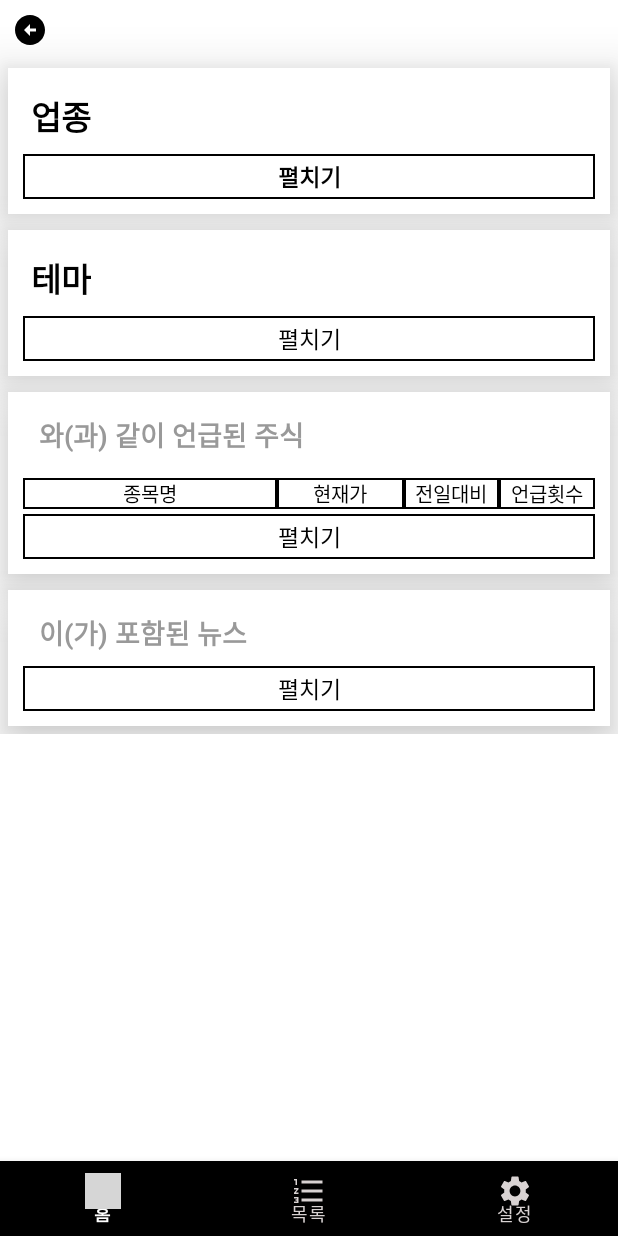
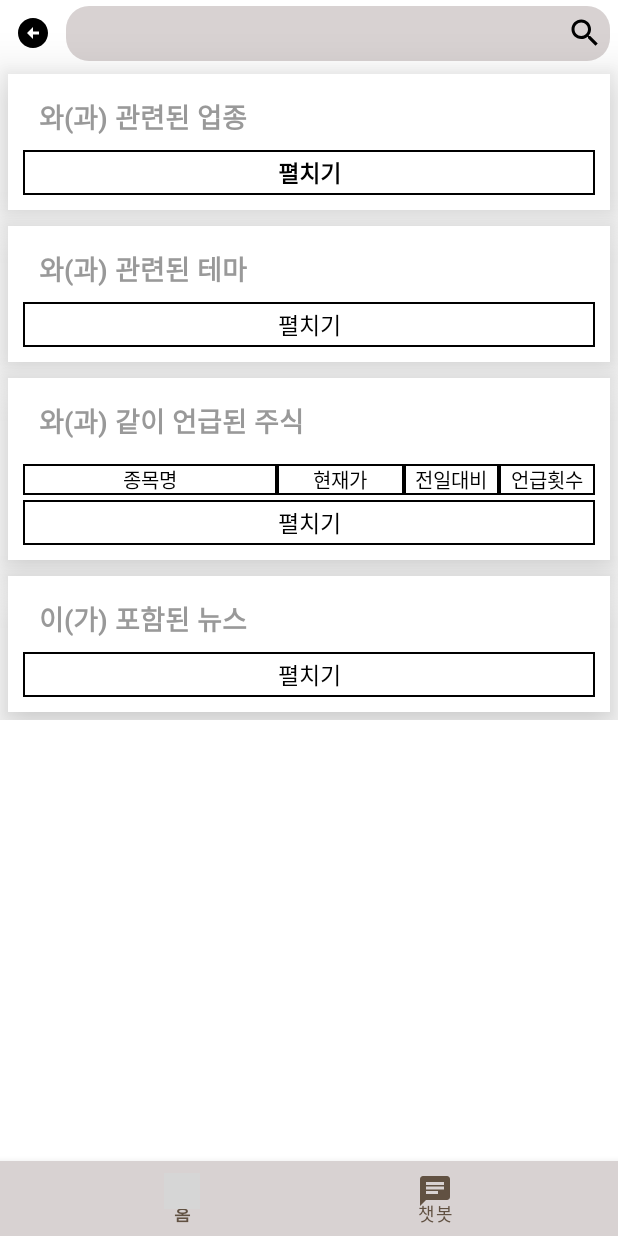
Before and after one commit to kookmin-sw/capstone-2023-27, an Android app: the screen it shows after launch (MainActivity), after a tap on an icon or button, on a phone screen of 412 x 824 dp. Run offline under Robolectric (Android 15) with nearby library versions, the phone set to English and light mode, and no system bars; grey boxes are pictures that could not be loaded.

Commit message:
요구사항 이모저모

```diff
--- a/app/src/main/java/com/example/htss/Activity/MainActivity.kt
+++ b/app/src/main/java/com/example/htss/Activity/MainActivity.kt
@@ -36,11 +36,11 @@ class MainActivity : AppCompatActivity(), NavigationBarView.OnItemSelectedListen
                 replaceFragment(fragment)
                 Log.d("framgent","home")
             }
-            R.id.listFragment -> {
-                val fragment = supportFragmentManager.fragmentFactory.instantiate(classLoader, AllListFragment::class.java.name)
-                replaceFragment(fragment)
-                Log.d("framgent","category")
-            }
+//            R.id.listFragment -> {
+//                val fragment = supportFragmentManager.fragmentFactory.instantiate(classLoader, AllListFragment::class.java.name)
+//                replaceFragment(fragment)
+//                Log.d("framgent","category")
+//            }
             R.id.settingFragment -> {
                 val fragment = supportFragmentManager.fragmentFactory.instantiate(classLoader, SettingFragment::class.java.name)
                 replaceFragment(fragment)
--- a/app/src/main/java/com/example/htss/Fragment/HomeFragment.kt
+++ b/app/src/main/java/com/example/htss/Fragment/HomeFragment.kt
@@ -266,7 +266,7 @@ class HomeFragment : Fragment(), View.OnClickListener {
             }
             R.id.search_btn -> {
                 val bundle = Bundle()
-                bundle.putString("keyword", view.editText.getText().toString())
+                bundle.putString("keyword", view.editText.getText().trim().toString())
                 view.editText.text = null
                 replaceFragment(KeyWordFragment(),bundle)
             }
--- a/app/src/main/java/com/example/htss/Fragment/KeyWordFragment.kt
+++ b/app/src/main/java/com/example/htss/Fragment/KeyWordFragment.kt
@@ -79,9 +79,10 @@ class KeyWordFragment : Fragment(), View.OnClickListener {
 
         KeyWordName = arguments?.getString("keyword").toString()
 
-        view.keywordName.text = KeyWordName
+        view.keywordName1.text = KeyWordName
         view.keywordName2.text = KeyWordName
         view.keywordName3.text = KeyWordName
+        view.keywordName4.text = KeyWordName
 
        KeywordCategoryListAdapter.setItemClickListener(object: HomeAdapter.OnItemClickListener{
            override fun onClick(v: View, position: Int) {
@@ -142,6 +143,7 @@ class KeyWordFragment : Fragment(), View.OnClickListener {
         view.stockOpenBtn.setOnClickListener(this)
         view.newsCloseBtn.setOnClickListener(this)
         view.newsOpenBtn.setOnClickListener(this)
+        view.searchBtn2.setOnClickListener(this)
 
 
         return view.root
@@ -319,6 +321,13 @@ class KeyWordFragment : Fragment(), View.OnClickListener {
 
     override fun onClick(p0: View?) {
         when(p0?.id){
+            R.id.search_btn2 -> {
+                val bundle = Bundle()
+                Log.d("되라","ghdhgh")
+                bundle.putString("keyword", view.keywordEdit.getText().trim().toString())
+                view.keywordEdit.text = null
+                replaceFragment(KeyWordFragment(),bundle)
+            }
             R.id.category_close_btn->{
                 getSectorLikeKeyword(KeyWordName,3)
                 view.categoryOpenBtn.visibility = View.VISIBLE
--- /dev/null
+++ b/app/src/main/res/drawable/ic_baseline_chat_24.xml
@@ -0,0 +1,5 @@
+<vector android:autoMirrored="true" android:height="24dp"
+    android:tint="#000000" android:viewportHeight="24"
+    android:viewportWidth="24" android:width="24dp" xmlns:android="http://schemas.android.com/apk/res/android">
+    <path android:fillColor="@android:color/white" android:pathData="M20,2L4,2c-1.1,0 -1.99,0.9 -1.99,2L2,22l4,-4h14c1.1,0 2,-0.9 2,-2L22,4c0,-1.1 -0.9,-2 -2,-2zM6,9h12v2L6,11L6,9zM14,14L6,14v-2h8v2zM18,8L6,8L6,6h12v2z"/>
+</vector>
--- a/app/src/main/res/drawable/menu_click_color.xml
+++ b/app/src/main/res/drawable/menu_click_color.xml
@@ -2,10 +2,10 @@
 <selector xmlns:android="http://schemas.android.com/apk/res/android">
 
     <item
-        android:color="@color/white"
+        android:color="@color/dark_brown"
         android:state_checked="true"/>
 
     <item
-        android:color="@color/gray"
+        android:color="@color/dark_brown"
         android:state_checked="false"/>
 </selector>
--- a/app/src/main/res/layout/activity_main.xml
+++ b/app/src/main/res/layout/activity_main.xml
@@ -20,11 +20,12 @@
         android:layout_width="match_parent"
         android:layout_height="50dp"
         android:layout_weight="1"
-        app:itemBackground="@color/black"
+        android:background="@color/good"
+        app:itemBackground="@color/good"
         app:itemIconTint="@drawable/menu_click_color"
         app:itemTextColor="@drawable/menu_click_color"
         app:layout_constraintBottom_toBottomOf="parent"
-        app:menu="@menu/navi_menu"
+        app:menu="@menu/menu"
         tools:ignore="MissingConstraints" />
 
 </androidx.constraintlayout.widget.ConstraintLayout>
--- a/app/src/main/res/layout/fragment_key_word.xml
+++ b/app/src/main/res/layout/fragment_key_word.xml
@@ -4,6 +4,7 @@
     android:layout_width="match_parent"
     android:layout_height="match_parent"
     android:background="@color/white"
+    xmlns:app="http://schemas.android.com/apk/res-auto"
     tools:context=".Fragment.KeyWordFragment">
 
     <LinearLayout
@@ -22,20 +23,66 @@
                 android:id="@+id/back"
                 android:layout_width="wrap_content"
                 android:layout_height="wrap_content"
-                android:layout_margin="8dp"
+                android:layout_margin="10dp"
                 android:background="@color/transparent"
                 android:src="@drawable/ic_baseline_arrow_circle_left_24" />
 
-            <TextView
-                android:id="@+id/keyword_name"
+            <androidx.constraintlayout.widget.ConstraintLayout
+                android:layout_width="match_parent"
+                android:layout_height="wrap_content"
+                android:focusable="true"
+                android:focusableInTouchMode="true">
+
+                <EditText
+                    android:id="@+id/keyword_edit"
+                    android:layout_width="match_parent"
+                    android:layout_height="wrap_content"
+                    android:layout_marginTop="2dp"
+                    android:layout_marginRight="5dp"
+                    android:background="@drawable/rounded_corner"
+                    android:imeOptions="actionDone"
+                    android:padding="6dp"
+                    android:paddingVertical="5dp"
+                    android:singleLine="true"
+                    android:textColor="@color/black"
+                    android:textSize="8pt"
+                    android:textStyle="bold"
+                    app:layout_constraintBottom_toBottomOf="parent"
+                    app:layout_constraintHorizontal_bias="1.0"
+                    app:layout_constraintLeft_toLeftOf="parent"
+                    app:layout_constraintRight_toRightOf="parent"
+                    app:layout_constraintTop_toTopOf="parent"
+                    app:layout_constraintVertical_bias="0.428" />
+
+                <ImageButton
+                    android:id="@+id/search_btn2"
+                    android:background="@color/transparent"
                     android:layout_width="wrap_content"
-                android:layout_height="match_parent"
-                android:layout_margin="5dp"
-                android:textColor="@color/black"
-                android:gravity="center"
-                android:text="키워드"
-                android:textSize="8pt"
-                android:textStyle="bold" />
+                    android:layout_height="wrap_content"
+                    android:layout_margin="10dp"
+                    android:clickable="true"
+                    android:src="@drawable/ic_baseline_search_24"
+                    app:layout_constraintEnd_toEndOf="parent"
+                    app:layout_constraintTop_toTopOf="parent"
+                    app:layout_constraintBottom_toBottomOf="parent"
+                    />
+
+
+            </androidx.constraintlayout.widget.ConstraintLayout>
+
+
+<!--            <TextView-->
+<!--                android:id="@+id/keyword_name"-->
+<!--                android:layout_width="match_parent"-->
+<!--                android:layout_height="match_parent"-->
+<!--                android:layout_margin="5dp"-->
+<!--                android:textColor="@color/black"-->
+<!--                android:gravity="center|left"-->
+<!--                android:paddingLeft="8dp"-->
+<!--                android:text="키워드"-->
+<!--                android:background="@drawable/rounded_corner"-->
+<!--                android:textSize="8pt"-->
+<!--                android:textStyle="bold" />-->
         </LinearLayout>
 
 
@@ -47,16 +94,32 @@
             android:elevation="20dp"
             android:orientation="vertical"
             android:padding="10dp">
+            <LinearLayout
+                android:layout_width="match_parent"
+                android:layout_height="wrap_content"
+                android:orientation="horizontal">
+
+                <TextView
+                    android:id="@+id/keyword_name1"
+                    android:layout_width="wrap_content"
+                    android:layout_height="match_parent"
+                    android:layout_margin="5dp"
+                    android:gravity="center"
+                    android:text="키워드"
+                    android:textColor="@color/black"
+                    android:textSize="8pt"
+                    android:textStyle="bold" />
 
                 <TextView
                     android:layout_width="wrap_content"
                     android:layout_height="match_parent"
-                android:layout_margin="5dp"
+
                     android:gravity="center"
-                android:text="업종"
-                android:textColor="@color/black"
-                android:textSize="10pt"
+                    android:text="와(과) 관련된 업종"
+                    android:textColor="@color/hmmm"
+                    android:textSize="8pt"
                     android:textStyle="bold" />
+            </LinearLayout>
 
             <androidx.recyclerview.widget.RecyclerView
                 android:id="@+id/category_recyclerview"
@@ -101,15 +164,32 @@
             android:orientation="vertical"
             android:padding="10dp">
 
+            <LinearLayout
+                android:layout_width="match_parent"
+                android:layout_height="wrap_content"
+                android:orientation="horizontal">
+
+                <TextView
+                    android:id="@+id/keyword_name2"
+                    android:layout_height="match_parent"
+                    android:layout_width="wrap_content"
+                    android:layout_margin="5dp"
+                    android:gravity="center"
+                    android:text="키워드"
+                    android:textColor="@color/black"
+                    android:textSize="8pt"
+                    android:textStyle="bold" />
+
                 <TextView
                     android:layout_width="wrap_content"
                     android:layout_height="match_parent"
-                android:layout_margin="5dp"
+
                     android:gravity="center"
-                android:text="테마"
-                android:textColor="@color/black"
-                android:textSize="10pt"
+                    android:text="와(과) 관련된 테마"
+                    android:textColor="@color/hmmm"
+                    android:textSize="8pt"
                     android:textStyle="bold" />
+            </LinearLayout>
 
             <androidx.recyclerview.widget.RecyclerView
                 android:id="@+id/theme_recyclerview"
@@ -159,7 +239,7 @@
                 android:orientation="horizontal"
                 android:layout_marginBottom="10dp">
                 <TextView
-                    android:id="@+id/keyword_name2"
+                    android:id="@+id/keyword_name3"
                     android:layout_width="wrap_content"
                     android:layout_height="match_parent"
                     android:layout_margin="5dp"
@@ -270,7 +350,7 @@
                 android:layout_height="wrap_content"
                 android:orientation="horizontal">
                 <TextView
-                    android:id="@+id/keyword_name3"
+                    android:id="@+id/keyword_name4"
                     android:layout_width="wrap_content"
                     android:layout_height="match_parent"
                     android:layout_margin="5dp"
--- a/app/src/main/res/layout/fragment_list.xml
+++ b/app/src/main/res/layout/fragment_list.xml
@@ -22,7 +22,6 @@
             android:elevation="20dp"
             android:background="@color/white"
             >
-
 
             <ImageButton
                 android:id="@+id/back"
--- a/app/src/main/res/menu/navi_menu.xml
+++ b/app/src/main/res/menu/menu.xml
@@ -6,14 +6,13 @@
         android:title="홈"
         android:icon="@drawable/ic_home"/>
 
-    <item
-        android:id="@+id/listFragment"
-        android:title="목록"
-        android:icon="@drawable/ic_list"/>
+
+
+
 
     <item
         android:id="@+id/settingFragment"
-        android:title="설정"
-        android:icon="@drawable/ic_settings"/>
+        android:title="챗봇"
+        android:icon="@drawable/ic_baseline_chat_24"/>
 
 </menu>
--- a/app/src/main/res/values/colors.xml
+++ b/app/src/main/res/values/colors.xml
@@ -16,4 +16,8 @@
     <color name = "hmm">#000066</color>
     <color name ="hmmm">#999999</color>
 
+    <color name="brown">#FFAD8E70</color>
+    <color name="dark_brown">#615142</color>
+    <color name = "good">#FFD8D2D2</color>
+
 </resources>
```
Lines whose indentation alone changed are shown as unchanged.
